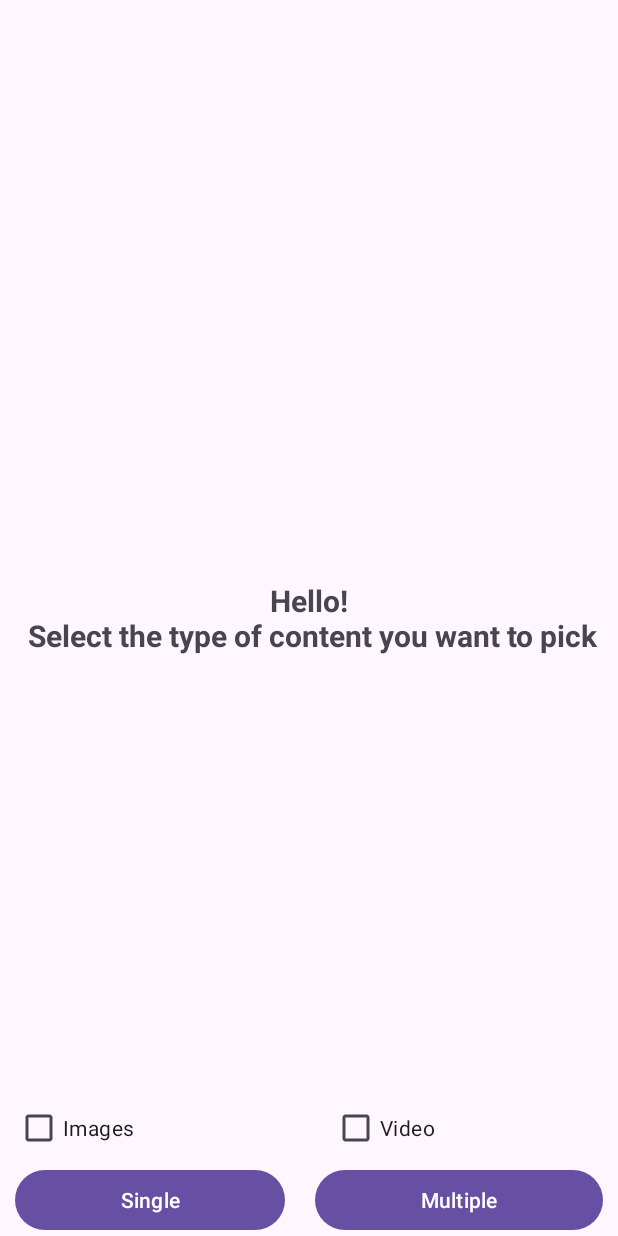
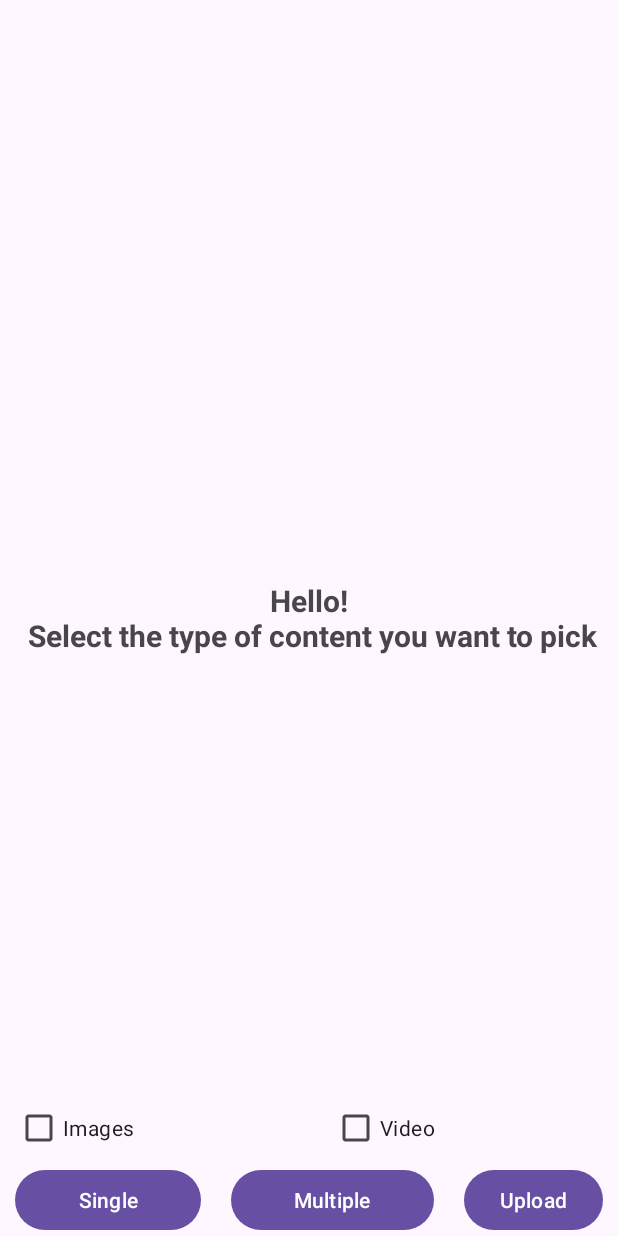
Before and after one commit to shreyashp47/NewImagePicker, an Android app: the screen it shows after launch (MainActivity), on a phone screen of 412 x 824 dp. Run offline under Robolectric (Android 15) with nearby library versions, the phone set to English and light mode, and no system bars; pictures from the network do not load.

Commit message:
API to upload images

```diff
--- a/app/src/main/AndroidManifest.xml
+++ b/app/src/main/AndroidManifest.xml
@@ -2,6 +2,7 @@
 <manifest xmlns:android="http://schemas.android.com/apk/res/android"
     xmlns:tools="http://schemas.android.com/tools">
 
+    <uses-permission android:name="android.permission.INTERNET" />
     <application
         android:allowBackup="true"
         android:dataExtractionRules="@xml/data_extraction_rules"
--- /dev/null
+++ b/app/src/main/java/com/example/newimagepicker/ImgBBApi.kt
@@ -0,0 +1,15 @@
+package com.example.newimagepicker
+import okhttp3.MultipartBody
+import retrofit2.Call
+import retrofit2.http.POST
+import retrofit2.http.Part
+import retrofit2.http.Multipart
+
+interface ImgBBApi {
+    @Multipart
+    @POST("1/upload")
+    fun uploadImage(
+        @Part("key") apiKey: String,
+        @Part image: MultipartBody.Part
+    ): Call<ImgBBResponse>
+}
--- a/app/src/main/java/com/example/newimagepicker/MainActivity.kt
+++ b/app/src/main/java/com/example/newimagepicker/MainActivity.kt
@@ -7,6 +7,7 @@ import android.view.View
 import android.widget.Button
 import android.widget.CheckBox
 import android.widget.ImageView
+import android.widget.TextView
 import android.widget.Toast
 import androidx.activity.enableEdgeToEdge
 import androidx.activity.result.PickVisualMediaRequest
@@ -17,13 +18,16 @@ import androidx.activity.result.registerForActivityResult
 import androidx.appcompat.app.AppCompatActivity
 import androidx.core.view.ViewCompat
 import androidx.core.view.WindowInsetsCompat
+import java.io.File
 
 class MainActivity : AppCompatActivity(), View.OnClickListener {
     lateinit var image: ImageView
     lateinit var singleButton: Button
     lateinit var multipleButton: Button
+    lateinit var upload: Button
     lateinit var videoCheckBox: CheckBox
     lateinit var imageCheckBox: CheckBox
+    lateinit var filePath: TextView
     var isVideo = false
     var isImage = false
     override fun onCreate(savedInstanceState: Bundle?) {
@@ -36,19 +40,23 @@ class MainActivity : AppCompatActivity(), View.OnClickListener {
             insets
         }
         image = findViewById(R.id.image)
+        filePath = findViewById(R.id.filePath)
         singleButton = findViewById(R.id.single_button)
         multipleButton = findViewById(R.id.multiple_button)
         videoCheckBox = findViewById(R.id.video_checkbox)
         imageCheckBox = findViewById(R.id.image_checkbox)
+        upload = findViewById(R.id.upload)
         imageCheckBox.setOnCheckedChangeListener { buttonView, isChecked -> isImage = isChecked }
         videoCheckBox.setOnCheckedChangeListener { buttonView, isChecked -> isVideo = isChecked }
         singleButton.setOnClickListener(this)
         multipleButton.setOnClickListener(this)
+        upload.setOnClickListener(this)
     }
 
     val picker = registerForActivityResult(PickVisualMedia()) { uri ->
         if (uri != null) {
             Log.d("PhotoPicker", "Selected URI: $uri")
+            filePath.text = uri.toString()
         } else {
             Log.d("PhotoPicker", "No media selected")
         }
@@ -88,9 +96,18 @@ class MainActivity : AppCompatActivity(), View.OnClickListener {
             R.id.multiple_button -> {
                 pickMultipleMedia.launch(PickVisualMediaRequest(type))
             }
+            R.id.upload -> {
+                val path = filePath.text.toString()
+                uploadFile(path)
+            }
             else -> {
 
             }
         }
     }
+
+    private fun uploadFile(path :String) {
+        val imageFile = File(path)
+        uploadImageToImgBB(imageFile)
+    }
 }
--- a/app/src/main/res/layout/activity_main.xml
+++ b/app/src/main/res/layout/activity_main.xml
@@ -10,10 +10,10 @@
     <TextView
         android:layout_width="wrap_content"
         android:layout_height="wrap_content"
+        android:text="Hello!\n Select the type of content you want to pick"
         android:textAlignment="center"
+        android:textSize="20sp"
         android:textStyle="bold"
-        android:textSize="20sp"
-        android:text="Hello!\n Select the type of content you want to pick"
         app:layout_constraintBottom_toBottomOf="parent"
         app:layout_constraintEnd_toEndOf="parent"
         app:layout_constraintStart_toStartOf="parent"
@@ -22,10 +22,16 @@
     <ImageView
         android:id="@+id/image"
         android:layout_width="match_parent"
+        android:layout_height="0dp"
+        app:layout_constraintBottom_toTopOf="@+id/filePath"
+        app:layout_constraintEnd_toEndOf="parent"
         app:layout_constraintStart_toStartOf="parent"
-        app:layout_constraintEnd_toEndOf="parent"
-        app:layout_constraintTop_toTopOf="parent"
-        android:layout_height="0dp"
+        app:layout_constraintTop_toTopOf="parent" />
+
+    <TextView
+        android:id="@+id/filePath"
+        android:layout_width="match_parent"
+        android:layout_height="wrap_content"
         app:layout_constraintBottom_toTopOf="@+id/checkbox_layout" />
 
     <LinearLayout
@@ -60,6 +66,7 @@
         android:layout_height="wrap_content"
         android:orientation="horizontal"
         app:layout_constraintBottom_toBottomOf="parent">
+
         <Button
             android:id="@+id/single_button"
             android:layout_width="wrap_content"
@@ -78,6 +85,14 @@
             android:layout_weight="1"
             android:text="Multiple" />
 
+        <Button
+            android:id="@+id/upload"
+            android:layout_width="wrap_content"
+            android:layout_height="wrap_content"
+            android:layout_marginStart="10dp"
+            android:layout_marginEnd="10dp"
+            android:text="Upload" />
+
     </LinearLayout>
 
 
--- a/gradle/libs.versions.toml
+++ b/gradle/libs.versions.toml
@@ -1,5 +1,6 @@
 [versions]
 agp = "8.6.1"
+converterGson = "2.9.0"
 kotlin = "1.9.0"
 coreKtx = "1.13.1"
 junit = "4.13.2"
@@ -9,9 +10,12 @@ appcompat = "1.7.0"
 material = "1.12.0"
 activity = "1.9.3"
 constraintlayout = "2.1.4"
+okhttp = "4.12.0"
+retrofit = "2.11.0"
 
 [libraries]
 androidx-core-ktx = { group = "androidx.core", name = "core-ktx", version.ref = "coreKtx" }
+converter-gson = { module = "com.squareup.retrofit2:converter-gson", version.ref = "converterGson" }
 junit = { group = "junit", name = "junit", version.ref = "junit" }
 androidx-junit = { group = "androidx.test.ext", name = "junit", version.ref = "junitVersion" }
 androidx-espresso-core = { group = "androidx.test.espresso", name = "espresso-core", version.ref = "espressoCore" }
@@ -19,6 +23,8 @@ androidx-appcompat = { group = "androidx.appcompat", name = "appcompat", version
 material = { group = "com.google.android.material", name = "material", version.ref = "material" }
 androidx-activity = { group = "androidx.activity", name = "activity", version.ref = "activity" }
 androidx-constraintlayout = { group = "androidx.constraintlayout", name = "constraintlayout", version.ref = "constraintlayout" }
+okhttp = { module = "com.squareup.okhttp3:okhttp", version.ref = "okhttp" }
+retrofit = { module = "com.squareup.retrofit2:retrofit", version.ref = "retrofit" }
 
 [plugins]
 android-application = { id = "com.android.application", version.ref = "agp" }
```
Also changed, not shown: app/build.gradle.kts (+8 -0 lines), app/src/main/java/com/example/newimagepicker/ImgBBResponse.kt (added, +11 -0 lines), app/src/main/java/com/example/newimagepicker/uploadImageToImgBB.kt (added, +39 -0 lines).
